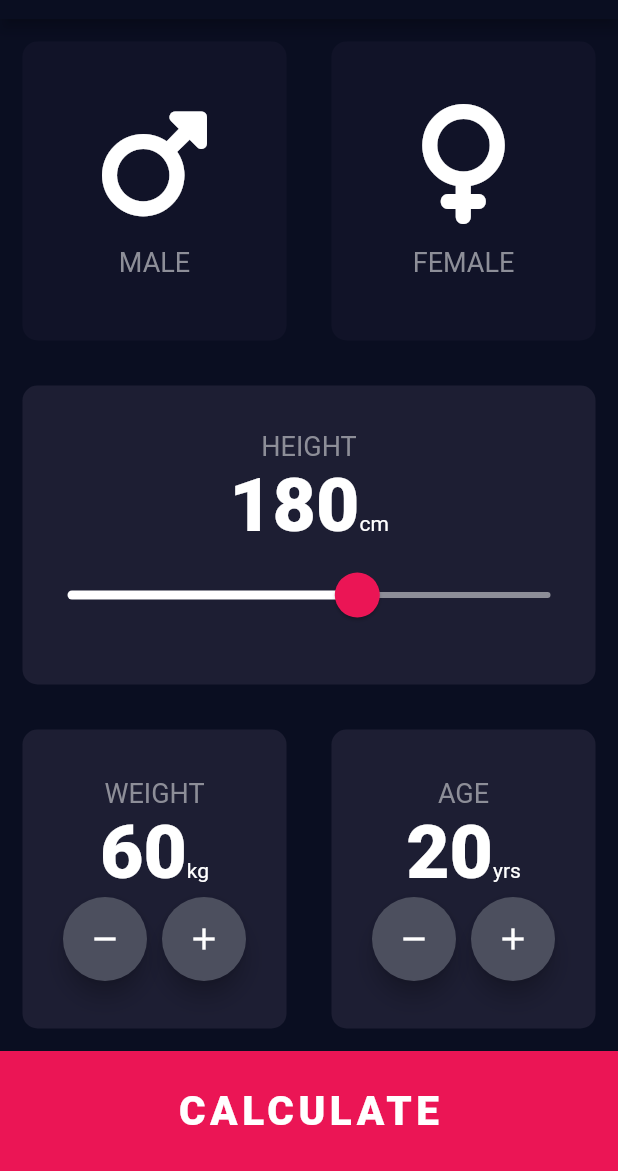
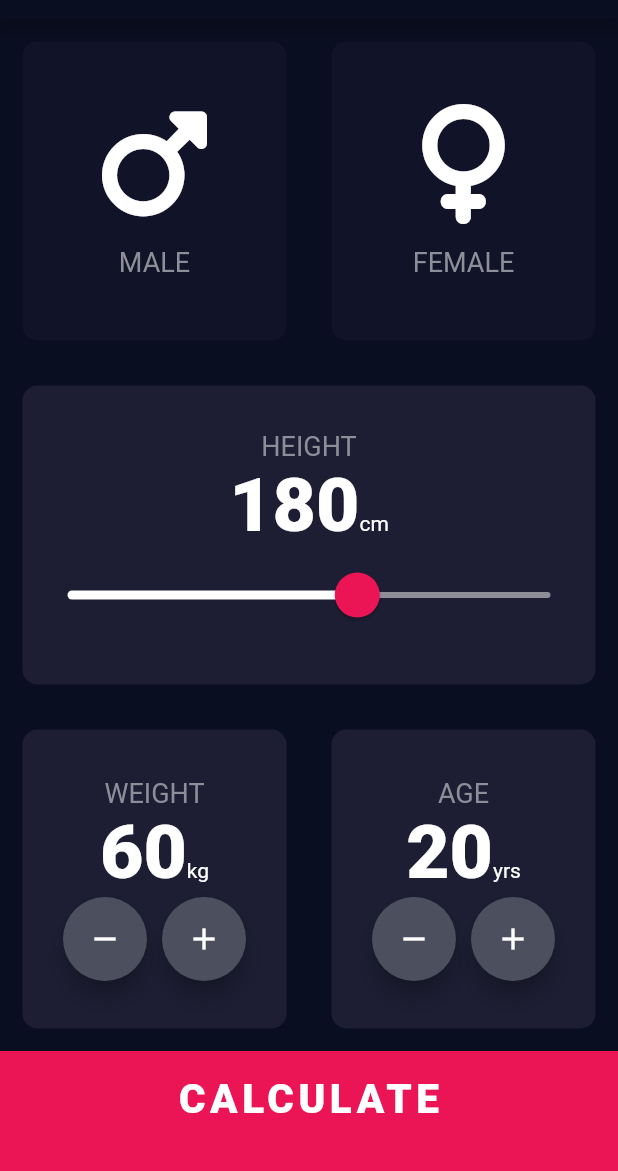
Before and after one commit to DanielGoye/dart_example, a Flutter app: the screen it shows after launch, on a phone screen of 412 x 824 dp, the part 65-1236 px from its top. Run offline on Flutter 3.47's test engine with Material 2 defaults, Android fonts, the phone set to English and light mode, and no system bars; our stand-ins replace font_awesome_flutter.

Commit message:
Update main_flat_button.dart

```diff
--- a/lib/widgets/main_flat_button.dart
+++ b/lib/widgets/main_flat_button.dart
@@ -18,6 +18,7 @@ class MainFlatButton extends StatelessWidget {
         color: kButtonColor,
         width: double.infinity,
         height: 80,
+        padding: const EdgeInsets.only(bottom: 15),
         child: Center(
           child: Text(
             text,
```
